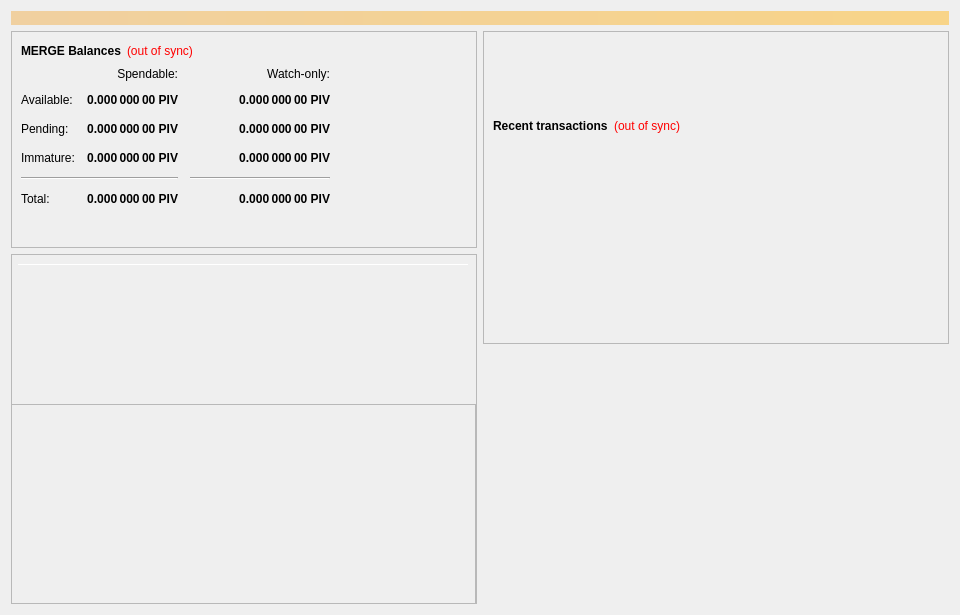
Above: src/qt/forms/overviewpage.ui from ProjectMerge/merge-legacy before the change. Below: the same form after it.
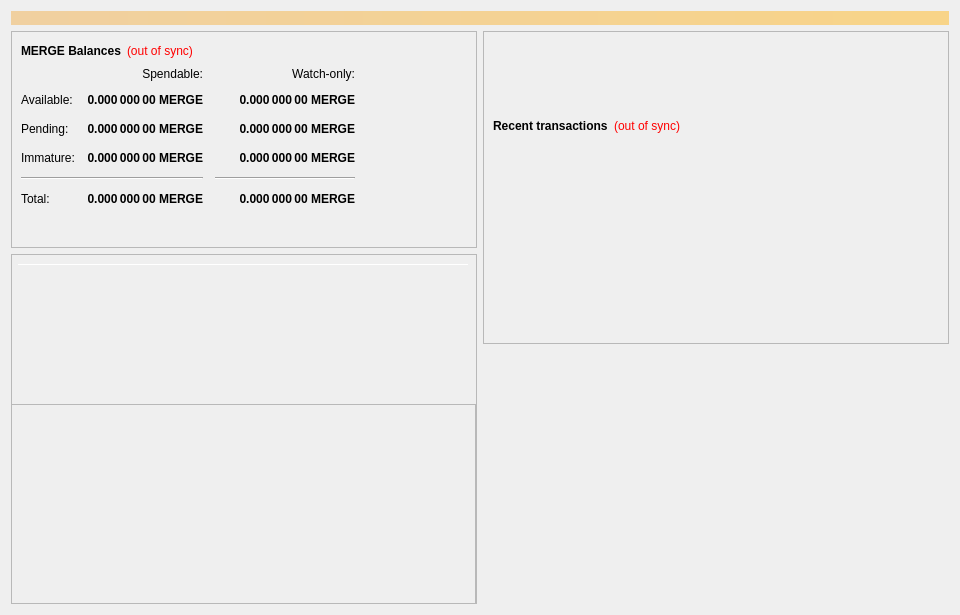
That is the form after the change.

```diff
--- a/src/qt/forms/overviewpage.ui
+++ b/src/qt/forms/overviewpage.ui
@@ -118,7 +118,7 @@
                <string>Unconfirmed transactions to watch-only addresses</string>
               </property>
               <property name="text">
-               <string notr="true">0.000 000 00 PIV</string>
+               <string notr="true">0.000 000 00 MERGE</string>
               </property>
               <property name="alignment">
                <set>Qt::AlignRight|Qt::AlignTrailing|Qt::AlignVCenter</set>
@@ -143,7 +143,7 @@
                <string>Total of transactions that have yet to be confirmed, and do not yet count toward the spendable balance</string>
               </property>
               <property name="text">
-               <string notr="true">0.000 000 00 PIV</string>
+               <string notr="true">0.000 000 00 MERGE</string>
               </property>
               <property name="alignment">
                <set>Qt::AlignRight|Qt::AlignTrailing|Qt::AlignVCenter</set>
@@ -168,7 +168,7 @@
                <string>Staked or masternode rewards in watch-only addresses that has not yet matured</string>
               </property>
               <property name="text">
-               <string notr="true">0.000 000 00 PIV</string>
+               <string notr="true">0.000 000 00 MERGE</string>
               </property>
               <property name="alignment">
                <set>Qt::AlignRight|Qt::AlignTrailing|Qt::AlignVCenter</set>
@@ -226,7 +226,7 @@
                <string>Staked or masternode rewards that has not yet matured</string>
               </property>
               <property name="text">
-               <string notr="true">0.000 000 00 PIV</string>
+               <string notr="true">0.000 000 00 MERGE</string>
               </property>
               <property name="alignment">
                <set>Qt::AlignRight|Qt::AlignTrailing|Qt::AlignVCenter</set>
@@ -271,7 +271,7 @@
                <string>Your current total balance</string>
               </property>
               <property name="text">
-               <string notr="true">0.000 000 00 PIV</string>
+               <string notr="true">0.000 000 00 MERGE</string>
               </property>
               <property name="alignment">
                <set>Qt::AlignRight|Qt::AlignTrailing|Qt::AlignVCenter</set>
@@ -296,7 +296,7 @@
                <string>Current total balance in watch-only addresses</string>
               </property>
               <property name="text">
-               <string notr="true">0.000 000 00 PIV</string>
+               <string notr="true">0.000 000 00 MERGE</string>
               </property>
               <property name="alignment">
                <set>Qt::AlignRight|Qt::AlignTrailing|Qt::AlignVCenter</set>
@@ -338,7 +338,7 @@
                <string>Your current spendable balance</string>
               </property>
               <property name="text">
-               <string notr="true">0.000 000 00 PIV</string>
+               <string notr="true">0.000 000 00 MERGE</string>
               </property>
               <property name="alignment">
                <set>Qt::AlignRight|Qt::AlignTrailing|Qt::AlignVCenter</set>
@@ -363,7 +363,7 @@
                <string>Your current balance in watch-only addresses</string>
               </property>
               <property name="text">
-               <string notr="true">0.000 000 00 PIV</string>
+               <string notr="true">0.000 000 00 MERGE</string>
               </property>
               <property name="alignment">
                <set>Qt::AlignRight|Qt::AlignTrailing|Qt::AlignVCenter</set>
```
